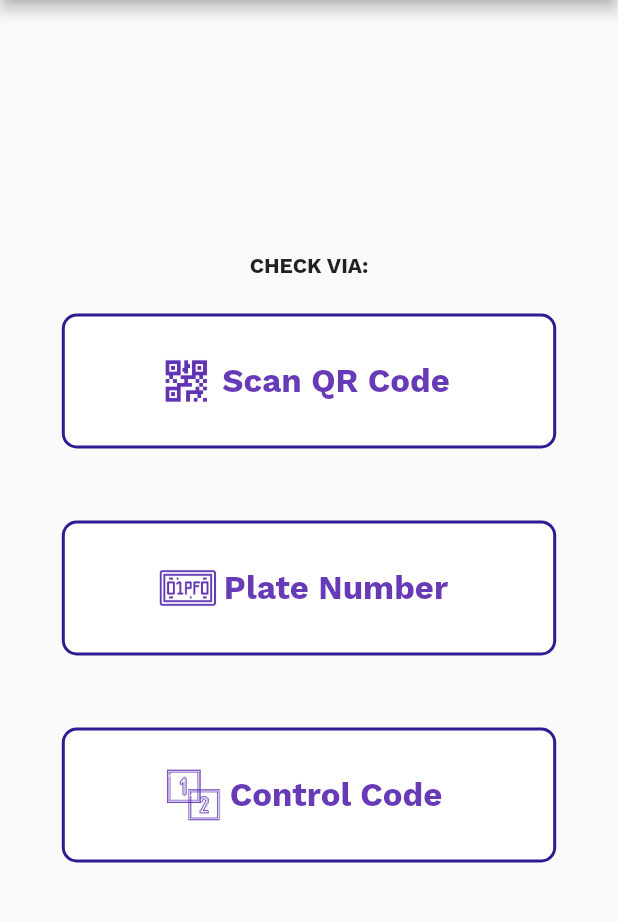
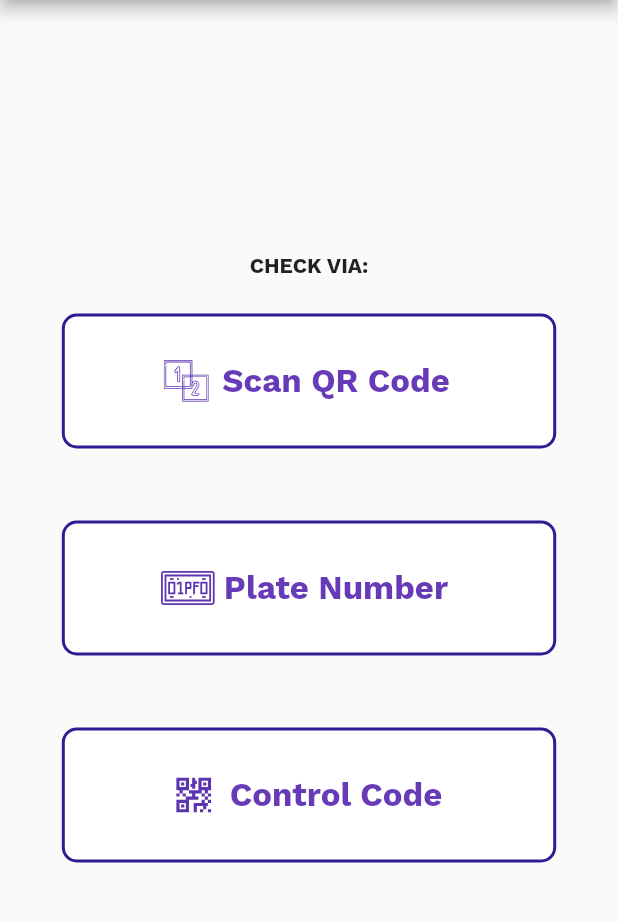
Before and after one commit to ginduc/rapidpass-checkpoint, a Flutter app: the MainMenuScreen screen opened by its route, on a phone screen of 412 x 824 dp, the part 84-1006 px from its top. Run offline on Flutter 3.47's test engine with Material 2 defaults, Android fonts, the phone set to English and light mode, and no system bars; our stand-ins replace audioplayers, convert, flutter_svg, google_fonts, location, moor and 2 more; missing offline and left inert: device_id, imei_plugin, qr_code_scanner; accounts and stored records are empty; generated files the repository leaves out were written again.

Commit message:
Addedn svg and delete old files

```diff
--- a/lib/common/constants/rapid_asset_constants.dart
+++ b/lib/common/constants/rapid_asset_constants.dart
@@ -1,8 +1,13 @@
 class RapidAssetConstants {
   static const baseAssetFont = 'assets';
 
-  /// Images
-  static const icQrCode = '$baseAssetFont/icons8_qr-code-2x.png';
-  static const icPlateNubmer = '$baseAssetFont/license-plate-2x.png';
-  static const icControlCode = '$baseAssetFont/control_number-2x.png';
+  /// Purple
+  static const icQrCode = '$baseAssetFont/control-number-purple.svg';
+  static const icPlateNumber = '$baseAssetFont/plate-number-purple.svg';
+  static const icControlCode = '$baseAssetFont/qrcode-purple.svg';
+
+  /// White
+  static const icQrCodeWhite = '$baseAssetFont/control-number-white.svg';
+  static const icPlateNumberWhite = '$baseAssetFont/plate-number-white.svg';
+  static const icControlCodeWhite = '$baseAssetFont/qrcode-white.svg';
 }
--- a/lib/components/rapid_main_menu_button.dart
+++ b/lib/components/rapid_main_menu_button.dart
@@ -1,14 +1,17 @@
 import 'package:flutter/material.dart';
 import 'package:rapidpass_checkpoint/themes/default.dart';
+import 'package:flutter_svg/flutter_svg.dart';
 
 class RapidMainMenuButton extends StatefulWidget {
   final String title;
   final String iconPath;
+  final String iconPathInverted;
   final VoidCallback onPressed;
 
   RapidMainMenuButton({
     @required this.title,
     @required this.iconPath,
+    @required this.iconPathInverted,
     @required this.onPressed,
   });
 
@@ -18,15 +21,26 @@ class RapidMainMenuButton extends StatefulWidget {
 
 class _RapidMainMenuButtonState extends State<RapidMainMenuButton> {
   Color _textColor = Colors.deepPurple, _backgroundColor = Colors.white;
+  SvgPicture _svgPicture;
+
+  @override
+  void initState() {
+    super.initState();
+    _textColor = Colors.deepPurple;
+    _backgroundColor = Colors.white;
+    _svgPicture = SvgPicture.asset(widget.iconPath, width: 40.0);
+  }
 
   void _changeColor(bool value) {
     setState(() {
       if (value) {
         _textColor = Colors.white;
         _backgroundColor = deepPurple600;
+        _svgPicture = SvgPicture.asset(widget.iconPathInverted, width: 40.0);
       } else {
         _textColor = Colors.deepPurple;
         _backgroundColor = Colors.white;
+        _svgPicture = SvgPicture.asset(widget.iconPath, width: 40.0);
       }
     });
   }
@@ -64,10 +78,11 @@ class _RapidMainMenuButtonState extends State<RapidMainMenuButton> {
                   child: Row(
                     mainAxisAlignment: MainAxisAlignment.center,
                     children: <Widget>[
-                      Image(
-                        width: 40.0,
-                        image: AssetImage(widget.iconPath),
-                      ),
+                      // Image(
+                      //   width: 40.0,
+                      //   image: AssetImage(widget.iconPath),
+                      // ),
+                      _svgPicture,
                       Padding(
                         padding: const EdgeInsets.only(left: 4.0),
                         child: Text(
--- a/lib/screens/main_menu.dart
+++ b/lib/screens/main_menu.dart
@@ -92,11 +92,13 @@ class MainMenu extends StatelessWidget {
           RapidMainMenuButton(
             title: 'Scan QR Code',
             iconPath: RapidAssetConstants.icQrCode,
+            iconPathInverted: RapidAssetConstants.icQrCodeWhite,
             onPressed: () => _scanAndNavigate(context),
           ),
           RapidMainMenuButton(
             title: 'Plate Number',
-            iconPath: RapidAssetConstants.icPlateNubmer,
+            iconPath: RapidAssetConstants.icPlateNumber,
+            iconPathInverted: RapidAssetConstants.icPlateNumberWhite,
             onPressed: () {
               Navigator.pushNamed(context, "/checkPlateNumber");
             },
@@ -104,6 +106,7 @@ class MainMenu extends StatelessWidget {
           RapidMainMenuButton(
             title: 'Control Code',
             iconPath: RapidAssetConstants.icControlCode,
+            iconPathInverted: RapidAssetConstants.icControlCodeWhite,
             onPressed: () {
               Navigator.pushNamed(context, '/checkControlCode');
             },
--- a/lib/screens/qr_scanner_screen.dart
+++ b/lib/screens/qr_scanner_screen.dart
@@ -10,7 +10,8 @@ class QrScannerScreen extends StatefulWidget {
   _QrScannerScreenState createState() => _QrScannerScreenState();
 }
 
-class _QrScannerScreenState extends State<QrScannerScreen> with WidgetsBindingObserver {
+class _QrScannerScreenState extends State<QrScannerScreen>
+    with WidgetsBindingObserver {
   final GlobalKey _qrKey = GlobalKey(debugLabel: 'QR');
   QRViewController _controller;
 
@@ -76,7 +77,8 @@ class _QrScannerScreenState extends State<QrScannerScreen> with WidgetsBindingOb
   void _checkPermission() async {
     if (await Permission.camera.isPermanentlyDenied && Platform.isAndroid) {
       _onCameraDeniedPermanently();
-    } else if (await Permission.camera.isUndetermined || await Permission.camera.isDenied) {
+    } else if (await Permission.camera.isUndetermined ||
+        await Permission.camera.isDenied) {
       _requestPermission();
     } else {
       _onCameraGranted();
@@ -101,23 +103,26 @@ class _QrScannerScreenState extends State<QrScannerScreen> with WidgetsBindingOb
   void _onCameraDeniedPermanently() {
     DialogHelper.showAlertDialog(context,
         title: 'Camera access denied permanently',
-      message: 'To use this feature, you must OPEN SETTINGS and grant the CAMERA permission.',
+        message:
+            'To use this feature, you must OPEN SETTINGS and grant the CAMERA permission.',
         confirmText: 'OPEN SETTINGS',
-      onWillPop: () async => Navigator.pop(context),
+        // TODO : Causing error here
+        // onWillPop: () async => Navigator.pop(context),
         onCancel: () => Navigator.pop(context),
         onConfirm: () {
           _isFromAppSettings = true;
           openAppSettings();
-      }
-    );
+        });
   }
 
   void _onCameraDenied() {
-    DialogHelper.showAlertDialog(context,
+    DialogHelper.showAlertDialog(
+      context,
       title: 'Camera access denied',
       message: 'We need to access your camera to use this feature.',
       confirmText: 'REQUEST ACCESS',
-      onWillPop: () async => Navigator.pop(context),
+      // TODO : Causing error here
+      // onWillPop: () async => Navigator.pop(context),
       onConfirm: () => _requestPermission(),
       onCancel: () => Navigator.pop(context),
     );
```
Also changed, not shown: pubspec.yaml (+7 -8 lines), assets/control-number-purple.svg (added), assets/control-number-white.svg (added), assets/control_number-2x.png (deleted), assets/icons8_qr-code-2x.png (deleted), assets/license-plate-2x.png (deleted), assets/plate-number-purple.svg (added), assets/plate-number-white.svg (added), assets/qrcode-purple.svg (added), assets/qrcode-white.svg (added), pubspec.lock. Lines whose indentation alone changed are shown as unchanged.
